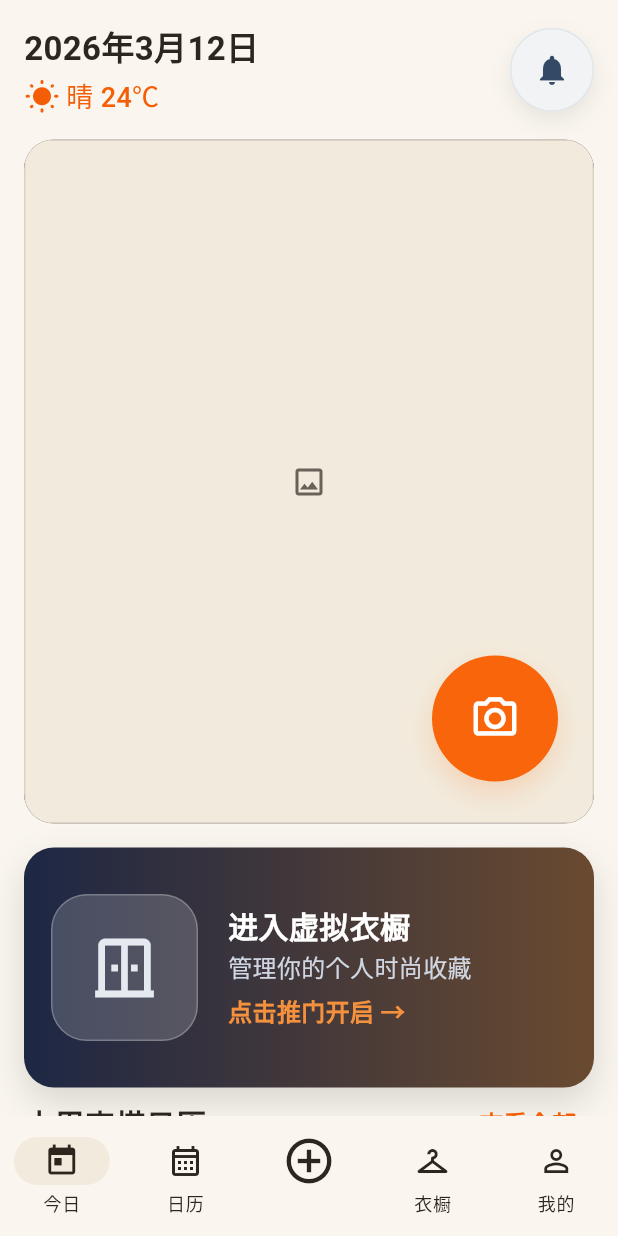
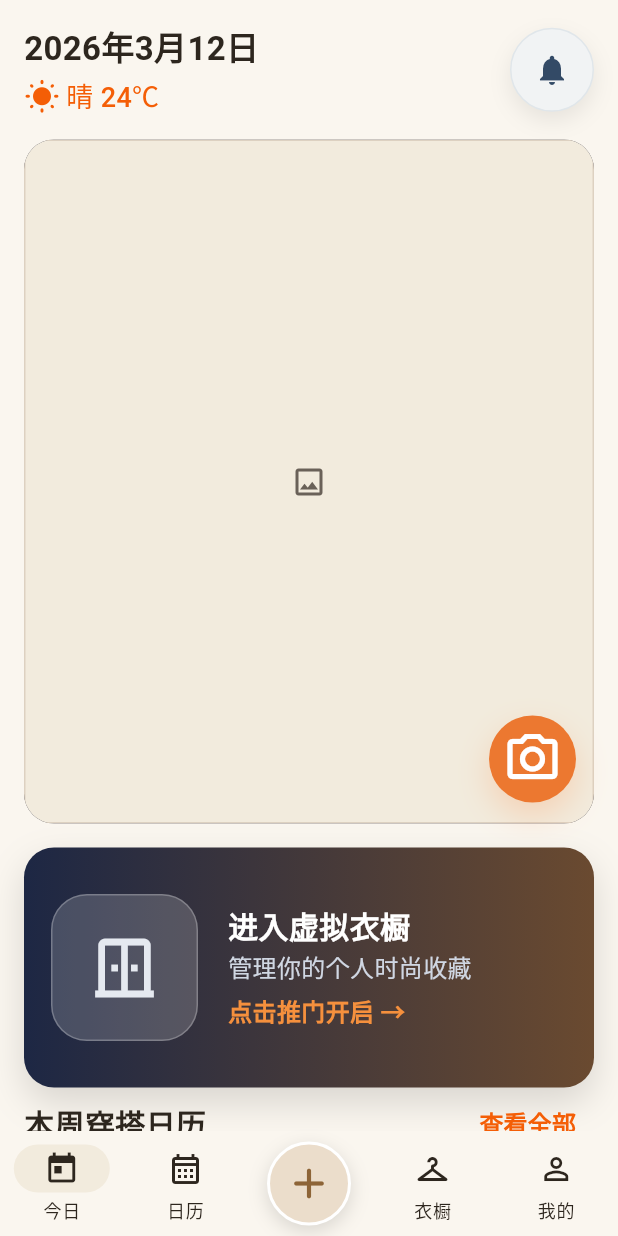
Before and after one commit to switch996/personalwardrobe, a Flutter app: the screen it shows after launch, on a phone screen of 412 x 824 dp. Run offline on Flutter 3.47's test engine with Material 3 defaults, Android fonts, the phone set to English and light mode, and no system bars; our stand-ins replace image_picker; statements that could not run were skipped.

Commit message:
主题页面完成

```diff
--- a/lib/app.dart
+++ b/lib/app.dart
@@ -1,5 +1,6 @@
 import 'package:flutter/material.dart';
 
+import 'design/app_bottom_nav.dart';
 import 'design/ds.dart';
 import 'pages/closet_page.dart';
 import 'pages/diary_page.dart';
@@ -51,9 +52,7 @@ class _WardrobeAppState extends State<WardrobeApp> {
       debugShowCheckedModeBanner: false,
       theme: Ds.themeData(),
       home: _loading
-          ? const Scaffold(
-              body: Center(child: CircularProgressIndicator()),
-            )
+          ? const Scaffold(body: Center(child: CircularProgressIndicator()))
           : _RootTabs(
               store: _store,
               refresh: _refresh,
@@ -81,7 +80,6 @@ class _RootTabs extends StatefulWidget {
 class _RootTabsState extends State<_RootTabs> {
   int _pageIndex = 0;
   int _navIndex = 0;
-  double _addTurns = 0;
 
   @override
   Widget build(BuildContext context) {
@@ -107,15 +105,15 @@ class _RootTabsState extends State<_RootTabs> {
 
     return Scaffold(
       body: IndexedStack(index: _pageIndex, children: pages),
-      bottomNavigationBar: NavigationBar(
-        backgroundColor: DsColors.paper,
+      bottomNavigationBar: AppBottomNav(
         selectedIndex: _navIndex,
+        firstTab: AppBottomNavFirstTab.today,
         onDestinationSelected: (value) async {
           if (value == 2) {
-            setState(() {
-              _addTurns += 1;
-            });
-            final changed = await showClosetItemEditorSheet(context, store: widget.store);
+            final changed = await showClosetItemEditorSheet(
+              context,
+              store: widget.store,
+            );
             if (changed == true) widget.onRefresh();
             return;
           }
@@ -124,45 +122,6 @@ class _RootTabsState extends State<_RootTabs> {
             _pageIndex = value > 2 ? value - 1 : value;
           });
         },
-        destinations: [
-          const NavigationDestination(
-            icon: Icon(Icons.today_outlined),
-            selectedIcon: Icon(Icons.today),
-            label: '今日',
-          ),
-          const NavigationDestination(
-            icon: Icon(Icons.calendar_month_outlined),
-            selectedIcon: Icon(Icons.calendar_month),
-            label: '日历',
-          ),
-          NavigationDestination(
-            icon: _buildAddIcon(false),
-            selectedIcon: _buildAddIcon(true),
-            label: '',
-          ),
-          const NavigationDestination(
-            icon: Icon(Icons.checkroom_outlined),
-            selectedIcon: Icon(Icons.checkroom),
-            label: '衣橱',
-          ),
-          const NavigationDestination(
-            icon: Icon(Icons.person_outline),
-            selectedIcon: Icon(Icons.person),
-            label: '我的',
-          ),
-        ],
-      ),
-    );
-  }
-
-  Widget _buildAddIcon(bool selected) {
-    return AnimatedRotation(
-      turns: _addTurns,
-      duration: const Duration(milliseconds: 400),
-      child: Icon(
-        selected ? Icons.add_circle : Icons.add_circle_outline,
-        size: 36,
-        color: selected ? DsColors.copper : null,
       ),
     );
   }
--- /dev/null
+++ b/lib/design/app_bottom_nav.dart
@@ -0,0 +1,119 @@
+import 'dart:async';
+
+import 'package:flutter/material.dart';
+
+import 'ds.dart';
+
+enum AppBottomNavFirstTab { today, home }
+
+class AppBottomNav extends StatefulWidget {
+  const AppBottomNav({
+    super.key,
+    required this.selectedIndex,
+    required this.onDestinationSelected,
+    this.firstTab = AppBottomNavFirstTab.home,
+    this.height = 70,
+  });
+
+  final int selectedIndex;
+  final FutureOr<void> Function(int index) onDestinationSelected;
+  final AppBottomNavFirstTab firstTab;
+  final double height;
+
+  @override
+  State<AppBottomNav> createState() => _AppBottomNavState();
+}
+
+class _AppBottomNavState extends State<AppBottomNav> {
+  double _addTurns = 0;
+
+  @override
+  Widget build(BuildContext context) {
+    return NavigationBar(
+      height: widget.height,
+      backgroundColor: DsColors.paper,
+      selectedIndex: widget.selectedIndex,
+      onDestinationSelected: (value) async {
+        if (value == 2) {
+          setState(() {
+            _addTurns += 1;
+          });
+        }
+        await widget.onDestinationSelected(value);
+      },
+      destinations: [
+        _firstDestination(widget.firstTab),
+        const NavigationDestination(
+          icon: Icon(Icons.calendar_month_outlined),
+          selectedIcon: Icon(Icons.calendar_month),
+          label: '日历',
+        ),
+        NavigationDestination(
+          icon: _buildAddIcon(false),
+          selectedIcon: _buildAddIcon(true),
+          label: '',
+        ),
+        const NavigationDestination(
+          icon: Icon(Icons.checkroom_outlined),
+          selectedIcon: Icon(Icons.checkroom),
+          label: '衣橱',
+        ),
+        const NavigationDestination(
+          icon: Icon(Icons.person_outline),
+          selectedIcon: Icon(Icons.person),
+          label: '我的',
+        ),
+      ],
+    );
+  }
+
+  NavigationDestination _firstDestination(AppBottomNavFirstTab firstTab) {
+    if (firstTab == AppBottomNavFirstTab.today) {
+      return const NavigationDestination(
+        icon: Icon(Icons.today_outlined),
+        selectedIcon: Icon(Icons.today),
+        label: '今日',
+      );
+    }
+    return const NavigationDestination(
+      icon: Icon(Icons.home_outlined),
+      selectedIcon: Icon(Icons.home),
+      label: '首页',
+    );
+  }
+
+  Widget _buildAddIcon(bool selected) {
+    return AnimatedRotation(
+      turns: _addTurns,
+      duration: const Duration(milliseconds: 400),
+      child: Transform.translate(
+        offset: const Offset(0, 10),
+        child: Center(
+          child: AnimatedContainer(
+            duration: const Duration(milliseconds: 220),
+            curve: Curves.easeOutCubic,
+            width: 56,
+            height: 56,
+            decoration: BoxDecoration(
+              color: selected ? DsColors.copper : const Color(0xFFEBDDCB),
+              shape: BoxShape.circle,
+              border: Border.all(color: Colors.white, width: 2),
+              boxShadow: const [
+                BoxShadow(
+                  color: Color(0x22000000),
+                  blurRadius: 10,
+                  offset: Offset(0, 4),
+                ),
+              ],
+            ),
+            child: Icon(
+              Icons.add_rounded,
+              size: 34,
+              color: selected ? Colors.white : const Color(0xFF8D6437),
+            ),
+          ),
+        ),
+      ),
+    );
+  }
+}
--- a/lib/pages/today_page.dart
+++ b/lib/pages/today_page.dart
@@ -232,29 +232,29 @@ class _HeroCard extends StatelessWidget {
             ),
           ),
           Positioned(
-            right: 24,
-            bottom: 28,
+            right: 12,
+            bottom: 14,
             child: InkWell(
               onTap: onCameraTap,
-              borderRadius: BorderRadius.circular(28),
+              borderRadius: BorderRadius.circular(32),
               child: Container(
-                width: 84,
-                height: 84,
+                width: 58,
+                height: 58,
                 decoration: const BoxDecoration(
-                  color: Color(0xFFF9650A),
+                  color: Color.fromARGB(255, 236, 120, 48),
                   shape: BoxShape.circle,
                   boxShadow: [
                     BoxShadow(
                       color: Color(0x30F9650A),
-                      blurRadius: 16,
-                      offset: Offset(0, 8),
+                      blurRadius: 18,
+                      offset: Offset(0, 9),
                     ),
                   ],
                 ),
                 child: const Icon(
                   Icons.camera_alt_outlined,
                   color: Colors.white,
-                  size: 34,
+                  size: 40,
                 ),
               ),
             ),
```
Also changed, not shown: lib/pages/diary_page.dart (+54 -122 lines), lib/pages/virtual_closet_page.dart (+213 -163 lines).
